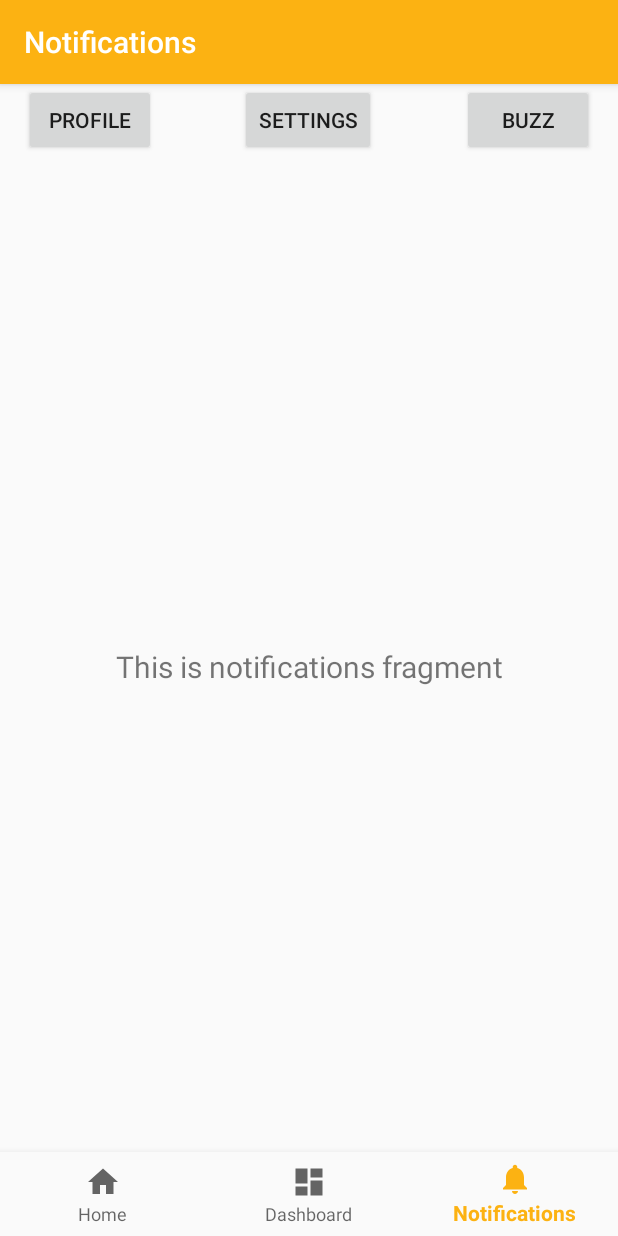
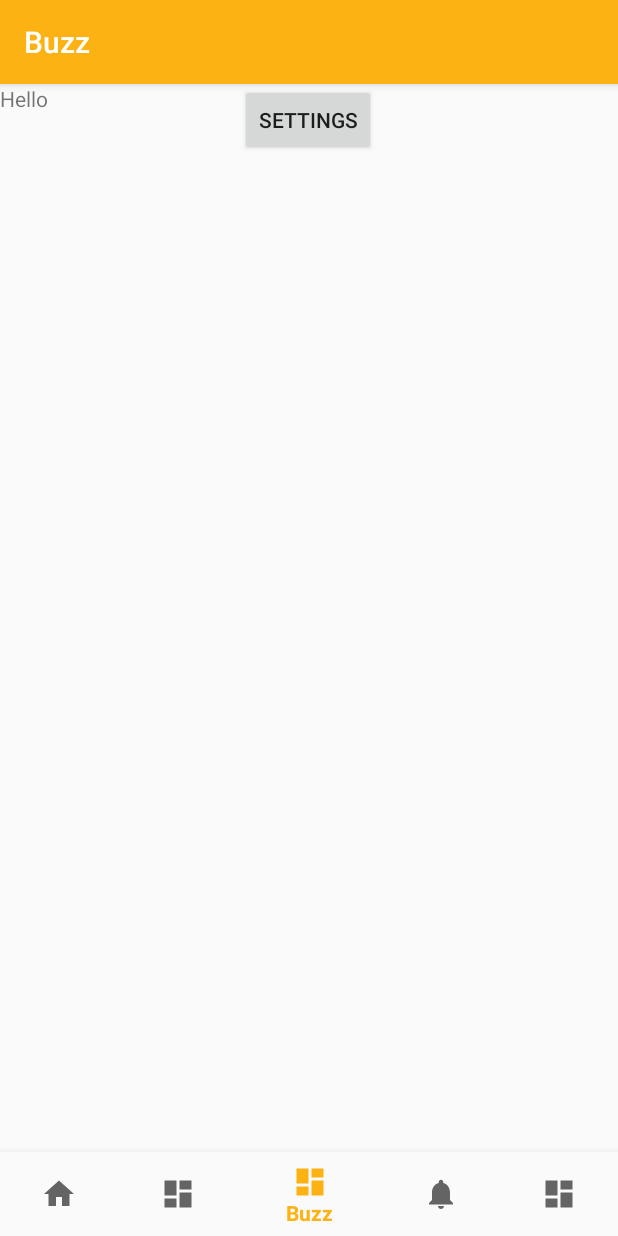
Before and after one commit to CameronRWS/Hive-Social-Media, an Android app: the screen it shows after launch (MainActivity), item 3 of the bottom bar chosen, on a phone screen of 412 x 824 dp. Run offline under Robolectric (Android 15) with nearby library versions, the phone set to English and light mode, and no system bars; our stand-ins replace navigation-ui.

Commit message:
switch from activities to fragments

```diff
--- a/Frontend/hiveFrontend/app/build.gradle
+++ b/Frontend/hiveFrontend/app/build.gradle
@@ -31,6 +31,7 @@ dependencies {
     implementation 'androidx.navigation:navigation-ui:2.3.0'
     implementation 'androidx.lifecycle:lifecycle-extensions:2.1.0'
     implementation 'androidx.preference:preference:1.1.0'
+    implementation 'androidx.legacy:legacy-support-v4:1.0.0'
     testImplementation 'junit:junit:4.12'
     androidTestImplementation 'androidx.test.ext:junit:1.1.1'
     androidTestImplementation 'androidx.test.espresso:espresso-core:3.2.0'
--- a/Frontend/hiveFrontend/app/src/main/java/com/example/navigationexperiment/MainActivity.java
+++ b/Frontend/hiveFrontend/app/src/main/java/com/example/navigationexperiment/MainActivity.java
@@ -22,22 +22,13 @@ public class MainActivity extends AppCompatActivity {
         // Passing each menu ID as a set of Ids because each
         // menu should be considered as top level destinations.
         AppBarConfiguration appBarConfiguration = new AppBarConfiguration.Builder(
-                R.id.navigation_home, R.id.navigation_dashboard, R.id.navigation_notifications)
+                R.id.navigation_home, R.id.navigation_dashboard, R.id.navigation_notifications, R.id.navigation_buzz, R.id.navigation_profile)
                 .build();
         NavController navController = Navigation.findNavController(this, R.id.nav_host_fragment);
         NavigationUI.setupActionBarWithNavController(this, navController, appBarConfiguration);
         NavigationUI.setupWithNavController(navView, navController);
     }
 
-    public void makePost(View view){
-        Intent intent = new Intent(this, MakePostActivity.class);
-        startActivity(intent);
-    }
-
-    public void viewProfile(View view){
-        Intent intent = new Intent(this, ProfileActivity.class);
-        startActivity(intent);
-    }
 
     public void viewSettings(View view){
         Intent intent = new Intent(this, SettingsActivity.class);
--- /dev/null
+++ b/Frontend/hiveFrontend/app/src/main/java/com/example/navigationexperiment/ui/buzz/BuzzFragment.java
@@ -0,0 +1,38 @@
+package com.example.navigationexperiment.ui.buzz;
+
+import androidx.lifecycle.ViewModelProviders;
+
+import android.os.Bundle;
+
+import androidx.annotation.NonNull;
+import androidx.annotation.Nullable;
+import androidx.fragment.app.Fragment;
+
+import android.view.LayoutInflater;
+import android.view.View;
+import android.view.ViewGroup;
+
+import com.example.navigationexperiment.R;
+
+public class BuzzFragment extends Fragment {
+
+    private BuzzViewModel mViewModel;
+
+    public static BuzzFragment newInstance() {
+        return new BuzzFragment();
+    }
+
+    @Override
+    public View onCreateView(@NonNull LayoutInflater inflater, @Nullable ViewGroup container,
+                             @Nullable Bundle savedInstanceState) {
+        return inflater.inflate(R.layout.buzz_fragment, container, false);
+    }
+
+    @Override
+    public void onActivityCreated(@Nullable Bundle savedInstanceState) {
+        super.onActivityCreated(savedInstanceState);
+        mViewModel = ViewModelProviders.of(this).get(BuzzViewModel.class);
+        // TODO: Use the ViewModel
+    }
+
+}
--- /dev/null
+++ b/Frontend/hiveFrontend/app/src/main/java/com/example/navigationexperiment/ui/buzz/BuzzViewModel.java
@@ -0,0 +1,7 @@
+package com.example.navigationexperiment.ui.buzz;
+
+import androidx.lifecycle.ViewModel;
+
+public class BuzzViewModel extends ViewModel {
+    // TODO: Implement the ViewModel
+}
--- a/Frontend/hiveFrontend/app/src/main/res/layout/activity_main.xml
+++ b/Frontend/hiveFrontend/app/src/main/res/layout/activity_main.xml
@@ -6,26 +6,6 @@
     android:layout_width="match_parent"
     android:layout_height="match_parent"
     android:paddingTop="0dp">
-
-    <Button
-        android:id="@+id/makePost"
-        android:layout_width="wrap_content"
-        android:layout_height="wrap_content"
-        android:layout_marginEnd="16dp"
-        android:onClick="makePost"
-        android:text="Buzz"
-        app:layout_constraintEnd_toEndOf="parent"
-        app:layout_constraintTop_toTopOf="parent" />
-
-    <Button
-        android:id="@+id/profile"
-        android:layout_width="wrap_content"
-        android:layout_height="wrap_content"
-        android:layout_marginStart="16dp"
-        android:onClick="viewProfile"
-        android:text="Profile"
-        app:layout_constraintStart_toStartOf="parent"
-        app:layout_constraintTop_toTopOf="parent" />
 
     <Button
         android:id="@+id/Settings"
--- /dev/null
+++ b/Frontend/hiveFrontend/app/src/main/res/layout/buzz_fragment.xml
@@ -0,0 +1,13 @@
+<?xml version="1.0" encoding="utf-8"?>
+<FrameLayout xmlns:android="http://schemas.android.com/apk/res/android"
+    xmlns:tools="http://schemas.android.com/tools"
+    android:layout_width="match_parent"
+    android:layout_height="match_parent"
+    tools:context=".ui.buzz.BuzzFragment">
+
+    <TextView
+        android:layout_width="match_parent"
+        android:layout_height="match_parent"
+        android:text="Hello" />
+
+</FrameLayout>
--- a/Frontend/hiveFrontend/app/src/main/res/menu/bottom_nav_menu.xml
+++ b/Frontend/hiveFrontend/app/src/main/res/menu/bottom_nav_menu.xml
@@ -12,8 +12,18 @@
         android:title="@string/title_dashboard" />
 
     <item
+        android:id="@+id/navigation_buzz"
+        android:icon="@drawable/ic_dashboard_black_24dp"
+        android:title="@string/title_buzz" />
+
+    <item
         android:id="@+id/navigation_notifications"
         android:icon="@drawable/ic_notifications_black_24dp"
         android:title="@string/title_notifications" />
 
+    <item
+        android:id="@+id/navigation_profile"
+        android:icon="@drawable/ic_dashboard_black_24dp"
+        android:title="@string/title_profile" />
+
 </menu>
--- a/Frontend/hiveFrontend/app/src/main/res/navigation/mobile_navigation.xml
+++ b/Frontend/hiveFrontend/app/src/main/res/navigation/mobile_navigation.xml
@@ -18,8 +18,19 @@
         tools:layout="@layout/fragment_dashboard" />
 
     <fragment
+        android:id="@+id/navigation_buzz"
+        android:name="com.example.navigationexperiment.ui.buzz.BuzzFragment"
+        android:label="@string/title_buzz"
+        tools:layout="@layout/buzz_fragment" />
+
+    <fragment
         android:id="@+id/navigation_notifications"
         android:name="com.example.navigationexperiment.ui.notifications.NotificationsFragment"
         android:label="@string/title_notifications"
         tools:layout="@layout/fragment_notifications" />
+    <fragment
+        android:id="@+id/navigation_profile"
+        android:name="com.example.navigationexperiment.ui.profile.ProfileFragment"
+        android:label="@string/title_profile"
+        tools:layout="@layout/profile_fragment" />
 </navigation>
--- a/Frontend/hiveFrontend/app/src/main/res/values/strings.xml
+++ b/Frontend/hiveFrontend/app/src/main/res/values/strings.xml
@@ -19,4 +19,6 @@
     <string name="attachment_summary_on">Automatically download attachments for incoming emails
     </string>
     <string name="attachment_summary_off">Only download attachments when manually requested</string>
+    <string name="title_buzz">Buzz</string>
+    <string name="title_profile">Profile</string>
 </resources>
```
Also changed, not shown: Frontend/hiveFrontend/app/src/main/java/com/example/navigationexperiment/ui/profile/ProfileFragment.java (added, +38 -0 lines), Frontend/hiveFrontend/app/src/main/java/com/example/navigationexperiment/ui/profile/ProfileViewModel.java (added, +7 -0 lines), Frontend/hiveFrontend/app/src/main/res/layout/profile_fragment.xml (added, +13 -0 lines).
